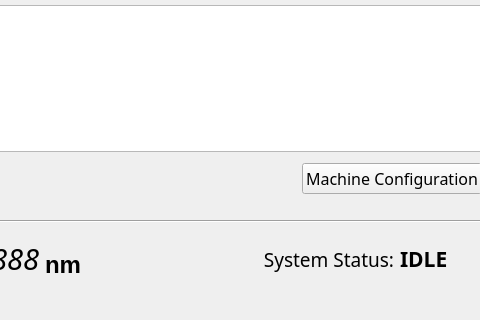
Above: ui/mainwindow_mk2.ui from mitbailey/MMC before the change; both pictures show x 151 to 631 and y 280 to 600 of the 1223 by 600 pixel window. Below: the same form after it.
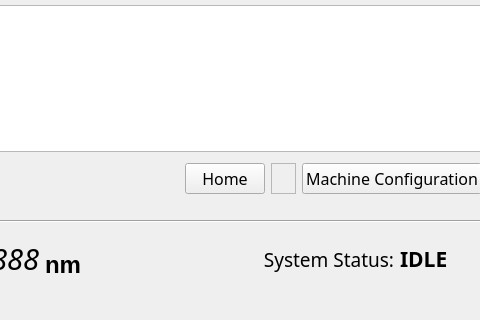
That is the form after the change.

Commit message: Added home button and connected it to the proper function,

```diff
--- a/ui/mainwindow_mk2.ui
+++ b/ui/mainwindow_mk2.ui
@@ -460,6 +460,35 @@
               </property>
              </spacer>
             </item>
+            <item>
+             <widget class="QPushButton" name="home_button">
+              <property name="font">
+               <font>
+                <family>Segoe UI Semibold</family>
+                <pointsize>12</pointsize>
+               </font>
+              </property>
+              <property name="text">
+               <string>Home</string>
+              </property>
+             </widget>
+            </item>
+            <item>
+             <widget class="QFrame" name="frame_3">
+              <property name="minimumSize">
+               <size>
+                <width>25</width>
+                <height>0</height>
+               </size>
+              </property>
+              <property name="frameShape">
+               <enum>QFrame::StyledPanel</enum>
+              </property>
+              <property name="frameShadow">
+               <enum>QFrame::Raised</enum>
+              </property>
+             </widget>
+            </item>
             <item>
              <widget class="QPushButton" name="save_config_button">
               <property name="font">
```
The commit also changes 1 other file.
